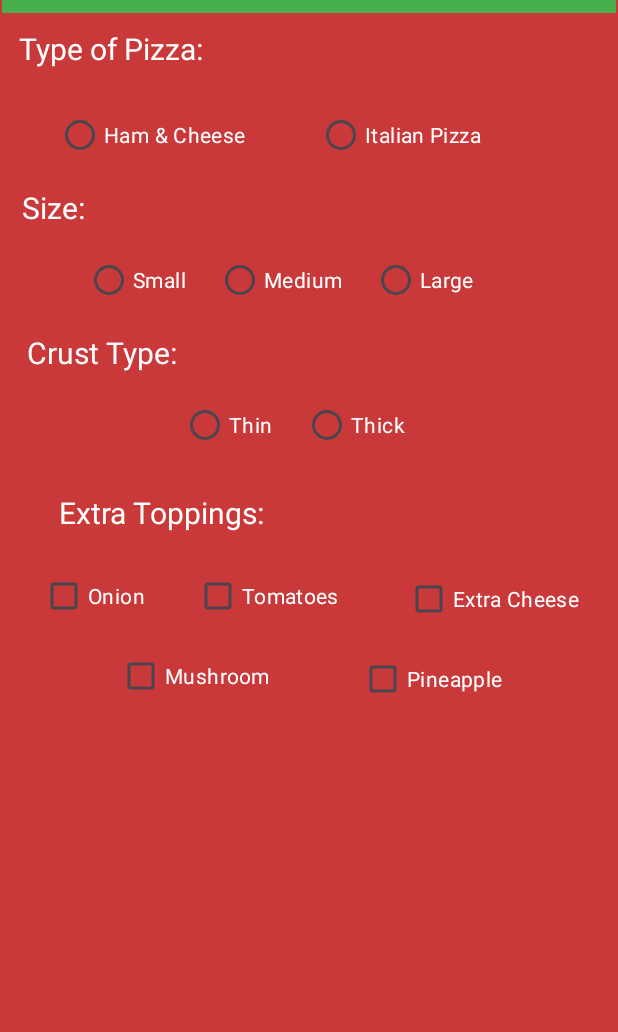
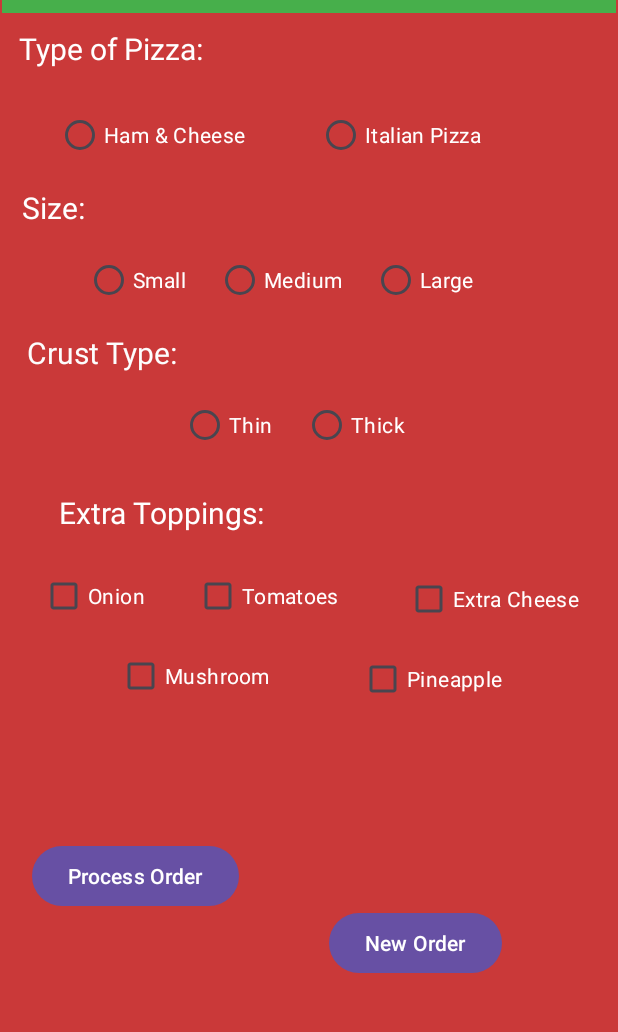
Before and after one commit to jowen-jowen/SliceMeUpPizza, an Android app: the screen it shows after launch (MainActivity), on a phone screen of 412 x 824 dp, the part 83-1115 px from its top. Run offline under Robolectric (Android 15) with nearby library versions, the phone set to English and light mode, and no system bars; Roboto replaces fonts that are not available here.

Commit message:
added the functionality

```diff
--- a/app/src/main/res/layout/activity_main.xml
+++ b/app/src/main/res/layout/activity_main.xml
@@ -285,4 +285,33 @@
             android:textColor="#FFFFFF" />
     </RadioGroup>
 
+    <Button
+        android:id="@+id/btnProcess"
+        android:layout_width="wrap_content"
+        android:layout_height="wrap_content"
+        android:layout_marginStart="21dp"
+        android:layout_marginEnd="299dp"
+        android:layout_marginBottom="108dp"
+        android:text="Process Order"
+        app:layout_constraintBottom_toBottomOf="parent"
+        app:layout_constraintEnd_toEndOf="parent"
+        app:layout_constraintHorizontal_bias="0.0"
+        app:layout_constraintStart_toStartOf="parent"
+        app:layout_constraintTop_toBottomOf="@+id/cbMushrooms"
+        app:layout_constraintVertical_bias="0.619" />
+
+    <Button
+        android:id="@+id/btnNewOrder"
+        android:layout_width="wrap_content"
+        android:layout_height="wrap_content"
+        android:layout_marginEnd="71dp"
+        android:layout_marginBottom="116dp"
+        android:text="New Order"
+        app:layout_constraintBottom_toBottomOf="parent"
+        app:layout_constraintEnd_toEndOf="parent"
+        app:layout_constraintHorizontal_bias="0.907"
+        app:layout_constraintStart_toEndOf="@+id/btnProcess"
+        app:layout_constraintTop_toBottomOf="@+id/cbPineapple"
+        app:layout_constraintVertical_bias="1.0" />
+
 </androidx.constraintlayout.widget.ConstraintLayout>
```
